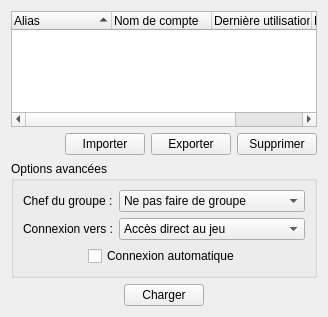
The window that BotDofus/src/gui/accountmanager/forms/loaderaccountform.ui (josuesavy/BotDofus) describes before a commit, drawn with Qt 5.
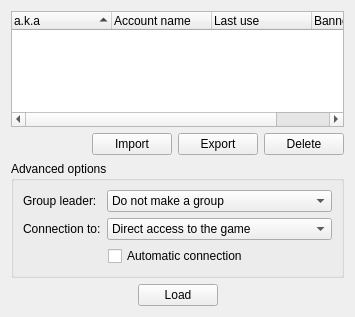
The same window after the commit. Icons and pictures are not drawn.

Diff of the .ui file:
```diff
--- a/BotDofus/src/gui/accountmanager/forms/loaderaccountform.ui
+++ b/BotDofus/src/gui/accountmanager/forms/loaderaccountform.ui
@@ -6,7 +6,7 @@
    <rect>
     <x>0</x>
     <y>0</y>
-    <width>328</width>
+    <width>355</width>
     <height>317</height>
    </rect>
   </property>
@@ -30,7 +30,7 @@
    <item row="1" column="1">
     <widget class="QPushButton" name="pushButtonImportAccounts">
      <property name="text">
-      <string>Importer</string>
+      <string>Import</string>
      </property>
      <property name="icon">
       <iconset resource="../../../../res/resources.qrc">
@@ -41,7 +41,7 @@
    <item row="1" column="3">
     <widget class="QPushButton" name="pushButtonDelete">
      <property name="text">
-      <string>Supprimer</string>
+      <string>Delete</string>
      </property>
      <property name="icon">
       <iconset resource="../../../../res/resources.qrc">
@@ -52,7 +52,7 @@
    <item row="2" column="0" colspan="4">
     <widget class="QGroupBox" name="groupBox">
      <property name="title">
-      <string>Options avancées</string>
+      <string>Advanced options</string>
      </property>
      <layout class="QGridLayout" name="gridLayout_2">
       <item row="1" column="0">
@@ -71,7 +71,7 @@
       <item row="1" column="1">
        <widget class="QCheckBox" name="checkBoxConnectionAuto">
         <property name="text">
-         <string>Connexion automatique</string>
+         <string>Automatic connection</string>
         </property>
        </widget>
       </item>
@@ -93,7 +93,7 @@
         <item row="0" column="0">
          <widget class="QLabel" name="label">
           <property name="text">
-           <string>Chef du groupe :</string>
+           <string>Group leader:</string>
           </property>
          </widget>
         </item>
@@ -101,7 +101,7 @@
          <widget class="QComboBox" name="comboBoxMaster">
           <item>
            <property name="text">
-            <string>Ne pas faire de groupe</string>
+            <string>Do not make a group</string>
            </property>
           </item>
          </widget>
@@ -109,7 +109,7 @@
         <item row="1" column="0">
          <widget class="QLabel" name="label_2">
           <property name="text">
-           <string>Connexion vers :</string>
+           <string>Connection to:</string>
           </property>
          </widget>
         </item>
@@ -138,7 +138,7 @@
           </item>
           <item>
            <property name="text">
-            <string>Accès direct au jeu</string>
+            <string>Direct access to the game</string>
            </property>
            <property name="icon">
             <iconset resource="../../../../res/resources.qrc">
@@ -155,7 +155,7 @@
    <item row="1" column="2">
     <widget class="QPushButton" name="pushButtonExportAccounts">
      <property name="text">
-      <string>Exporter</string>
+      <string>Export</string>
      </property>
      <property name="icon">
       <iconset resource="../../../../res/resources.qrc">
@@ -179,22 +179,22 @@
      </attribute>
      <column>
       <property name="text">
-       <string>Alias</string>
+       <string>a.k.a</string>
       </property>
      </column>
      <column>
       <property name="text">
-       <string>Nom de compte</string>
+       <string>Account name</string>
       </property>
      </column>
      <column>
       <property name="text">
-       <string>Dernière utilisation</string>
+       <string>Last use</string>
       </property>
      </column>
      <column>
       <property name="text">
-       <string>Banni</string>
+       <string>Banned</string>
       </property>
      </column>
     </widget>
@@ -217,7 +217,7 @@
      <item>
       <widget class="QPushButton" name="pushButtonLoad">
        <property name="text">
-        <string>Charger</string>
+        <string>Load</string>
        </property>
        <property name="icon">
         <iconset resource="../../../../res/resources.qrc">
```
Left out of the diff: 4 changed lines with no effect on the pictures.
